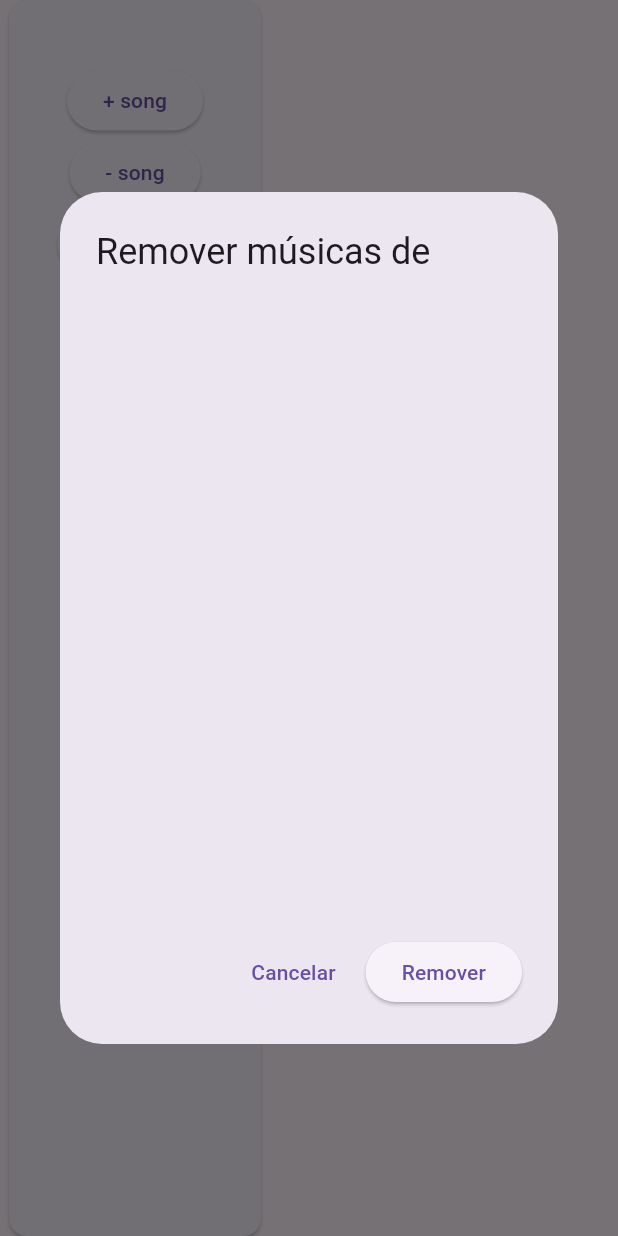
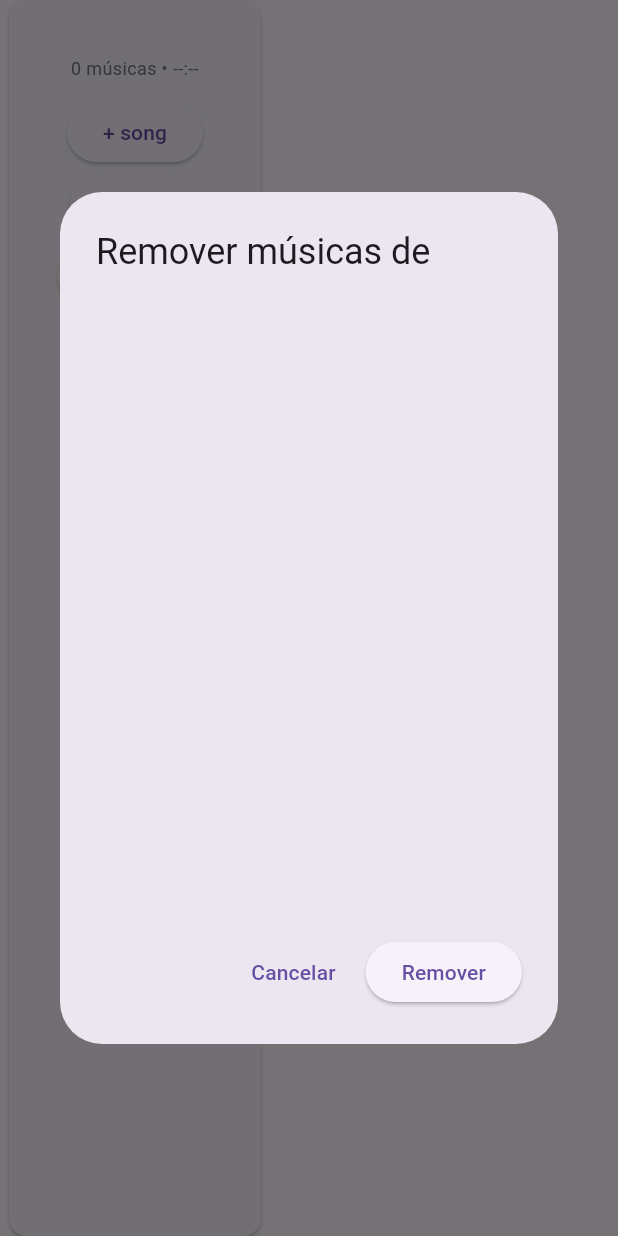
Before and after one commit to alanaraujo902/musicrev2, a Flutter app: the PlaylistCard widget shown alone on an empty page, opened directly with empty values, after a tap on "- song", on a phone screen of 412 x 824 dp. Run offline on Flutter 3.47's test engine with Material 3 defaults, Android fonts, the phone set to English and light mode, and no system bars; our stand-ins replace audio_video_progress_bar, just_audio, marquee, on_audio_query, permission_handler; missing offline and left inert: filesystem_picker.

Commit message:
1.16 - duração da playlist

```diff
--- a/lib/pages/playlist_page/playlist_card_tile.dart
+++ b/lib/pages/playlist_page/playlist_card_tile.dart
@@ -19,14 +19,29 @@ class PlaylistCardTile extends StatelessWidget {
     this.folder,
   });
 
+  // 👉 formata 75 min → "1 h 15 m" | 4 min → "04:00"
+  String _fmtTotal(int millis) {
+    if (millis == 0) return '--:--';
+    final d = Duration(milliseconds: millis);
+    if (d.inHours > 0) {
+      return '${d.inHours} h ${d.inMinutes.remainder(60).toString().padLeft(2, '0')} m';
+    }
+    return '${d.inMinutes.remainder(60).toString().padLeft(2, '0')}:'
+        '${d.inSeconds.remainder(60).toString().padLeft(2, '0')}';
+  }
+
   @override
   Widget build(BuildContext context) {
+    // soma das durações (se faltar alguma fica 0)
+    final totalMs = playlist.songs.fold<int>(
+        0, (sum, s) => sum + (s.durationMillis ?? 0));
+
     return Padding(
       padding: const EdgeInsets.symmetric(horizontal: 12.0, vertical: 6),
       child: Card(
         child: ListTile(
           onTap: onTap,
-          leading: Icon(Icons.library_music),
+          leading: const Icon(Icons.library_music),
           title: ValueListenableBuilder<List<Playlist>>(
             valueListenable: MusicController().playlistsNotifier,
             builder: (_, playlists, __) {
@@ -37,14 +52,17 @@ class PlaylistCardTile extends StatelessWidget {
               return Text(updated.isChecked ? '${updated.name} ✔️' : updated.name);
             },
           ),
-          subtitle: Text('${playlist.songs.length} músicas'),
+          // 🚀 agora mostra qtd + duração total
+          subtitle: Text(
+            '${playlist.songs.length} músicas • ${_fmtTotal(totalMs)}',
+          ),
           trailing: Row(
             mainAxisSize: MainAxisSize.min,
             children: [
               if (onMoveToFolder != null)
-                IconButton(icon: Icon(Icons.folder_open), onPressed: onMoveToFolder),
+                IconButton(icon: const Icon(Icons.folder_open), onPressed: onMoveToFolder),
               if (onRemoveFromFolder != null)
-                IconButton(icon: Icon(Icons.remove_circle_outline), onPressed: onRemoveFromFolder),
+                IconButton(icon: const Icon(Icons.remove_circle_outline), onPressed: onRemoveFromFolder),
             ],
           ),
         ),
--- a/lib/widgets/playlist_card.dart
+++ b/lib/widgets/playlist_card.dart
@@ -2,6 +2,7 @@ import 'package:flutter/material.dart';
 import 'package:untitled1/models/playlist.dart';
 import '../dialogs/remove_from_playlist_dialog.dart';
 import 'package:untitled1/controllers/music/music_controller.dart';
+import 'package:untitled1/services/playlist_service.dart';
 
 class PlaylistCard extends StatelessWidget {
   final Playlist playlist;
@@ -16,6 +17,50 @@ class PlaylistCard extends StatelessWidget {
     required this.onLoad,
     required this.onRemoveSongs,
   });
+
+  String _formatTotalDuration(int millis) {
+    if (millis == 0) return '--:--';
+    final d = Duration(milliseconds: millis);
+    if (d.inHours > 0) {
+      return '${d.inHours} h ${d.inMinutes.remainder(60).toString().padLeft(2, '0')} m';
+    }
+    return '${d.inMinutes.remainder(60).toString().padLeft(2, '0')}:${d.inSeconds.remainder(60).toString().padLeft(2, '0')}';
+  }
+
+  Future<int> _getAndPersistDurations() async {
+    final service = MusicController().audioService;
+    final updatedSongs = playlist.songs;
+
+    int total = 0;
+    bool changed = false;
+
+    for (var song in updatedSongs) {
+      if (song.durationMillis == null) {
+        final dur = await service.fetchDuration(song.uri);
+        song.durationMillis = dur?.inMilliseconds ?? 0;
+        changed = true;
+      }
+      total += song.durationMillis!;
+    }
+
+    if (changed) {
+      final updated = Playlist(
+        name: playlist.name,
+        songs: updatedSongs,
+        isChecked: playlist.isChecked,
+      );
+
+      final playlistService = PlaylistService();
+      final all = await playlistService.loadPlaylists();
+      final idx = all.indexWhere((p) => p.name == playlist.name);
+      if (idx != -1) {
+        all[idx] = updated;
+        await playlistService.savePlaylists(all);
+      }
+    }
+
+    return total;
+  }
 
   @override
   Widget build(BuildContext context) {
@@ -34,10 +79,30 @@ class PlaylistCard extends StatelessWidget {
                         (p) => p.name == playlist.name,
                     orElse: () => playlist,
                   );
-                  return Text(
-                    updated.isChecked ? "${updated.name} ✔️" : updated.name,
-                    style: TextStyle(fontWeight: FontWeight.bold),
-                    textAlign: TextAlign.center,
+
+                  return Column(
+                    children: [
+                      Text(
+                        updated.isChecked ? "${updated.name} ✔️" : updated.name,
+                        style: const TextStyle(fontWeight: FontWeight.bold),
+                        textAlign: TextAlign.center,
+                      ),
+                      const SizedBox(height: 4),
+                      FutureBuilder<int>(
+                        future: _getAndPersistDurations(),
+                        builder: (context, snap) {
+                          final dur = snap.data ?? 0;
+                          return Text(
+                            '${playlist.songs.length} músicas • ${_formatTotalDuration(dur)}',
+                            style: TextStyle(
+                              fontSize: 12,
+                              color: Colors.grey.shade600,
+                            ),
+                            textAlign: TextAlign.center,
+                          );
+                        },
+                      ),
+                    ],
                   );
                 },
               ),
@@ -47,7 +112,7 @@ class PlaylistCard extends StatelessWidget {
                   children: [
                     ElevatedButton(
                       onPressed: () => onAddSongs(playlist),
-                      child: Text("+ song", textAlign: TextAlign.center),
+                      child: const Text("+ song", textAlign: TextAlign.center),
                     ),
                     ElevatedButton(
                       onPressed: () {
@@ -57,11 +122,11 @@ class PlaylistCard extends StatelessWidget {
                           onUpdated: onRemoveSongs,
                         );
                       },
-                      child: Text("- song", textAlign: TextAlign.center),
+                      child: const Text("- song", textAlign: TextAlign.center),
                     ),
                     ElevatedButton(
                       onPressed: () => onLoad(playlist),
-                      child: Text("Carregar", textAlign: TextAlign.center),
+                      child: const Text("Carregar", textAlign: TextAlign.center),
                     ),
                   ],
                 ),
```
